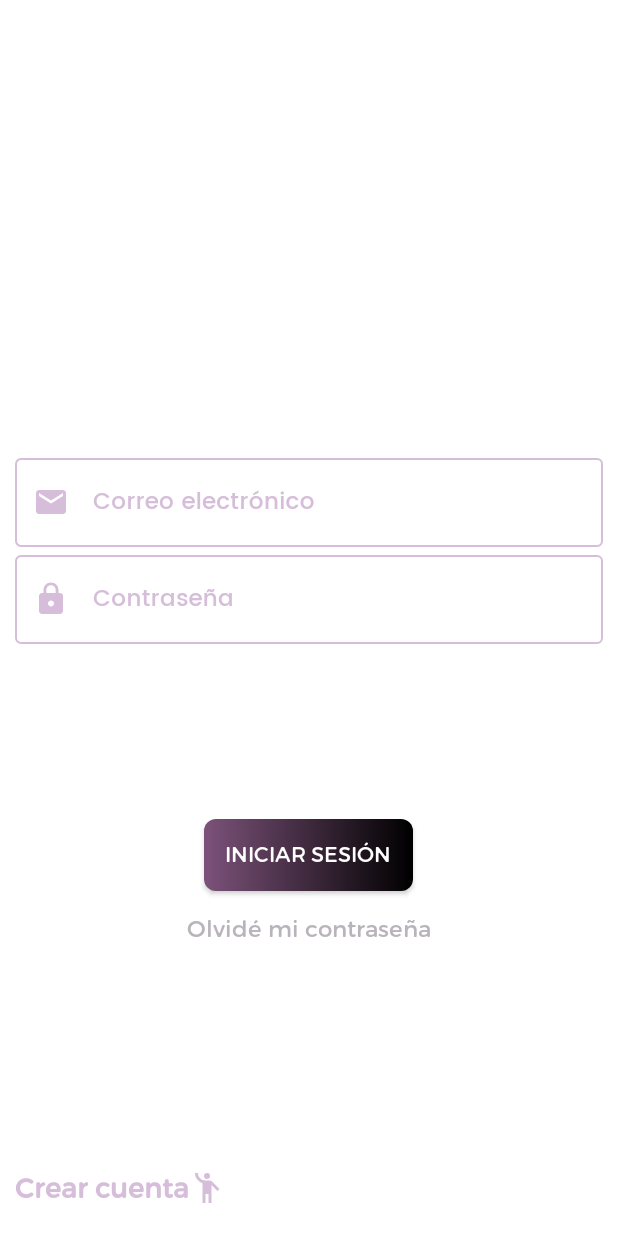
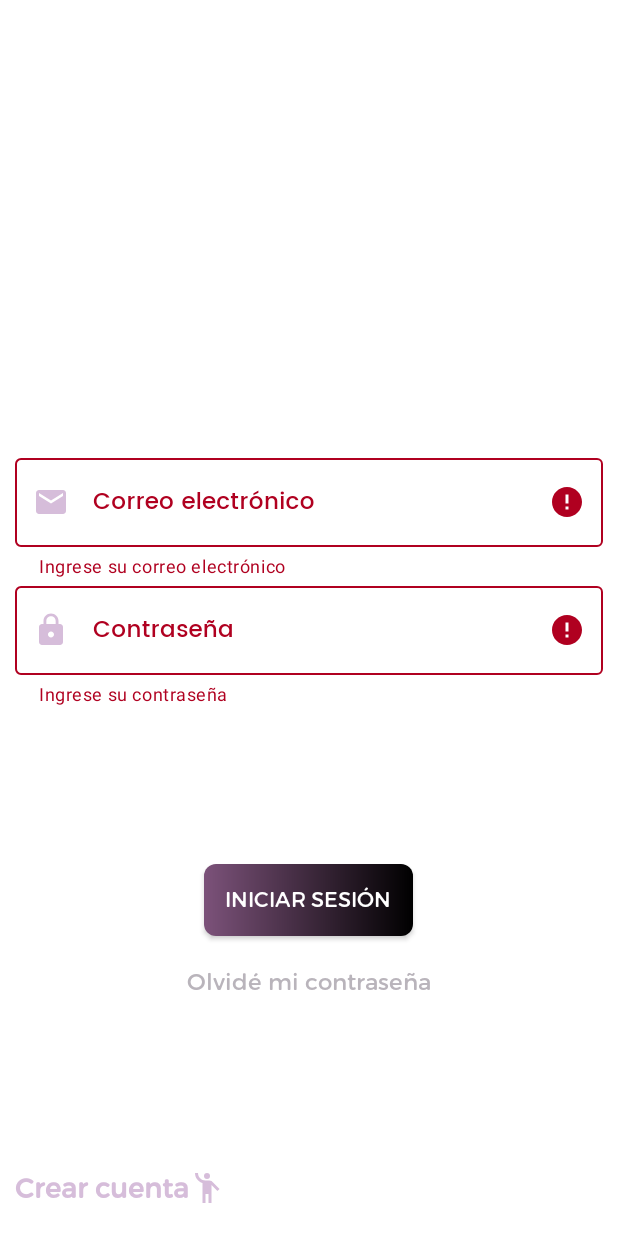
Before and after one commit to vAya1a/Retromode_App, an Android app: the screen it shows after launch (MainActivity), after a tap on "INICIAR SESIÓN", on a phone screen of 412 x 824 dp. Run offline under Robolectric (Android 15) with nearby library versions, the phone set to English and light mode, and no system bars; libraries missing offline, so code that uses them is left out: com.facebook.stetho; 3 statements that could not run were skipped.

Commit message:
Modificación de los Toast (mejor formato) y pequeña modificacion visual en el activity_main

```diff
--- a/app/src/main/java/org/victayagar/retromode_app/activity/MainActivity.java
+++ b/app/src/main/java/org/victayagar/retromode_app/activity/MainActivity.java
@@ -5,7 +5,12 @@ import android.content.SharedPreferences;
 import android.net.Uri;
 import android.os.Bundle;
 import android.preference.PreferenceManager;
+import android.text.Editable;
+import android.text.TextWatcher;
+import android.view.Gravity;
+import android.view.LayoutInflater;
 import android.view.View;
+import android.view.ViewGroup;
 import android.widget.Button;
 import android.widget.EditText;
 import android.widget.TextView;
@@ -15,6 +20,7 @@ import android.widget.VideoView;
 import androidx.appcompat.app.AppCompatActivity;
 import androidx.lifecycle.ViewModelProvider;
 
+import com.google.android.material.textfield.TextInputLayout;
 import com.google.gson.Gson;
 import com.google.gson.GsonBuilder;
 import com.google.gson.reflect.TypeToken;
@@ -35,7 +41,7 @@ public class MainActivity extends AppCompatActivity {
     private EditText editarMail, editarPassword;
     private Button btnLogin;
     private UsuarioViewModel viewModel;
-    private TextView txtInputUsuario, txtInputPassword;
+    private TextInputLayout txtInputUsuario, txtInputPassword;
 
     @Override
     protected void onCreate(Bundle savedInstanceState) {
@@ -57,14 +63,19 @@ public class MainActivity extends AppCompatActivity {
     private void initViewModel() {
         viewModel = new ViewModelProvider(this).get(UsuarioViewModel.class);
     }
-    private void init(){
+
+    private void init() {
         editarMail = findViewById(R.id.editarMail);
         editarPassword = findViewById(R.id.editarPassword);
+        txtInputUsuario = findViewById(R.id.txtInputUsuario);
+        txtInputPassword = findViewById(R.id.txtInputPassword);
         btnLogin = findViewById(R.id.btnLogin);
         btnLogin.setOnClickListener(v -> {
+            try {
+                if (validar()) {
                     viewModel.login(editarMail.getText().toString(), editarPassword.getText().toString()).observe(this, response -> {
-                if(response.getRpta() == 1) {
-                    Toast.makeText(this, response.getMessage(), Toast.LENGTH_SHORT).show();
+                        if (response.getRpta() == 1) {
+                            toastCorrecto(response.getMessage());
                             Usuario u = response.getBody();
                             SharedPreferences preferences = PreferenceManager.getDefaultSharedPreferences(this);
                             SharedPreferences.Editor editor = preferences.edit();
@@ -72,17 +83,113 @@ public class MainActivity extends AppCompatActivity {
                                     .registerTypeAdapter(Date.class, new DateSerializer())
                                     .registerTypeAdapter(Time.class, new TimeSerializer())
                                     .create();
-                    editor.putString("UsuarioJson", g.toJson(u, new TypeToken<Usuario>(){
+                            editor.putString("UsuarioJson", g.toJson(u, new TypeToken<Usuario>() {
                             }.getType()));
                             editor.apply();
                             editarMail.setText("");
                             editarPassword.setText("");
                             startActivity(new Intent(this, InicioActivity.class));
-                }else{
-                    Toast.makeText(this, "Ocurrió un error" + response.getMessage(), Toast.LENGTH_SHORT).show();
+                        } else {
+                            toastIncorrecto("Datos inválidos");
                         }
                     });
+                } else {
+                    toastWarning("Por favor, complete todos los campos");
+                }
+            } catch (Exception e) {
+                toastIncorrecto("Se ha producido un error al intentar iniciar sesión : " + e.getMessage());
+            }
         });
+        editarMail.addTextChangedListener(new TextWatcher() {
+            @Override
+            public void beforeTextChanged(CharSequence s, int start, int count, int after) {
+
+            }
+
+            @Override
+            public void onTextChanged(CharSequence s, int start, int before, int count) {
+                txtInputUsuario.setErrorEnabled(false);
+            }
+
+            @Override
+            public void afterTextChanged(Editable s) {
+
+            }
+        });
+        editarPassword.addTextChangedListener(new TextWatcher() {
+            @Override
+            public void beforeTextChanged(CharSequence s, int start, int count, int after) {
+
+            }
+
+            @Override
+            public void onTextChanged(CharSequence s, int start, int before, int count) {
+                txtInputPassword.setErrorEnabled(false);
+            }
+
+            @Override
+            public void afterTextChanged(Editable s) {
+
+            }
+        });
+    }
+
+    public void toastCorrecto(String msg) {
+        LayoutInflater layoutInflater = getLayoutInflater();
+        View view = layoutInflater.inflate(R.layout.custom_toast_ok, (ViewGroup) findViewById(R.id.ll_custom_toast_ok));
+        TextView txtMensaje = view.findViewById(R.id.txtMensajeToast1);
+        txtMensaje.setText(msg);
+
+        Toast toast = new Toast(getApplicationContext());
+        toast.setGravity(Gravity.CENTER_VERTICAL | Gravity.BOTTOM, 0, 200);
+        toast.setDuration(Toast.LENGTH_LONG);
+        toast.setView(view);
+        toast.show();
+    }
+
+    public void toastIncorrecto(String msg) {
+        LayoutInflater layoutInflater = getLayoutInflater();
+        View view = layoutInflater.inflate(R.layout.custom_toast_error, (ViewGroup) findViewById(R.id.ll_custom_toast_error));
+        TextView txtMensaje = view.findViewById(R.id.txtMensajeToast2);
+        txtMensaje.setText(msg);
+
+        Toast toast = new Toast(getApplicationContext());
+        toast.setGravity(Gravity.CENTER_VERTICAL | Gravity.BOTTOM, 0, 200);
+        toast.setDuration(Toast.LENGTH_LONG);
+        toast.setView(view);
+        toast.show();
+    }
+
+    public void toastWarning(String msg) {
+        LayoutInflater layoutInflater = getLayoutInflater();
+        View view = layoutInflater.inflate(R.layout.custom_toast_warning, (ViewGroup) findViewById(R.id.ll_custom_toast_warning));
+        TextView txtMensaje = view.findViewById(R.id.txtMensajeToast3);
+        txtMensaje.setText(msg);
+
+        Toast toast = new Toast(getApplicationContext());
+        toast.setGravity(Gravity.CENTER_VERTICAL | Gravity.BOTTOM, 0, 200);
+        toast.setDuration(Toast.LENGTH_LONG);
+        toast.setView(view);
+        toast.show();
+    }
+
+    private boolean validar() {
+        boolean retorno = true;
+        String usuario, password;
+        usuario = editarMail.getText().toString();
+        password = editarPassword.getText().toString();
+        if (usuario.isEmpty()) {
+            txtInputUsuario.setError("Ingrese su correo electrónico");
+            retorno = false;
+        } else {
+            txtInputUsuario.setErrorEnabled(false);
+        }
+        if (password.isEmpty()) {
+            txtInputPassword.setError("Ingrese su contraseña");
+        } else {
+            txtInputPassword.setErrorEnabled(false);
+        }
+        return retorno;
     }
 
     @Override
--- a/app/src/main/java/org/victayagar/retromode_app/api/ConfigApi.java
+++ b/app/src/main/java/org/victayagar/retromode_app/api/ConfigApi.java
@@ -19,7 +19,7 @@ import retrofit2.converter.gson.GsonConverterFactory;
 public class ConfigApi {
     public static final String baseUrlE = "http://10.0.2.2:9090";
     private static Retrofit retrofit;
-    private static String token="";
+    private static String token = "";
     private static UsuarioApi usuarioApi;
 
     static {
@@ -54,13 +54,13 @@ public class ConfigApi {
         return builder.build();
     }
 
-    public static void setToken(String value){
+    public static void setToken(String value) {
         token = value;
         initClient();
     }
 
     public static UsuarioApi getUsuarioApi() {
-        if(usuarioApi == null) {
+        if (usuarioApi == null) {
             usuarioApi = retrofit.create(UsuarioApi.class);
         }
         return usuarioApi;
--- a/app/src/main/java/org/victayagar/retromode_app/api/UsuarioApi.java
+++ b/app/src/main/java/org/victayagar/retromode_app/api/UsuarioApi.java
@@ -19,5 +19,5 @@ public interface UsuarioApi {
     Call<GenericResponse<Usuario>> login(@Field("email") String email, @Field("pass") String contra);
 
     @POST(base)
-    Call<GenericResponse<Usuario>> save (@Body Usuario u);
+    Call<GenericResponse<Usuario>> save(@Body Usuario u);
 }
--- a/app/src/main/java/org/victayagar/retromode_app/entidad/GenericResponse.java
+++ b/app/src/main/java/org/victayagar/retromode_app/entidad/GenericResponse.java
@@ -5,6 +5,7 @@ public class GenericResponse<T> {
     private int rpta;
     private String message;
     private T body;
+
     public GenericResponse() {
         type = "";
         rpta = 0;
--- a/app/src/main/java/org/victayagar/retromode_app/entidad/servicio/DetallePedido.java
+++ b/app/src/main/java/org/victayagar/retromode_app/entidad/servicio/DetallePedido.java
@@ -47,6 +47,7 @@ public class DetallePedido {
     public void setPedido(Pedido pedido) {
         this.pedido = pedido;
     }
+
     public void addOne() {
         this.cantidad++;
     }
--- a/app/src/main/java/org/victayagar/retromode_app/viewmodel/UsuarioViewModel.java
+++ b/app/src/main/java/org/victayagar/retromode_app/viewmodel/UsuarioViewModel.java
@@ -12,11 +12,13 @@ import org.victayagar.retromode_app.repositorio.UsuarioRepositorio;
 
 public class UsuarioViewModel extends AndroidViewModel {
     private final UsuarioRepositorio repositorio;
+
     public UsuarioViewModel(@NonNull Application application) {
         super(application);
         this.repositorio = UsuarioRepositorio.getInstance();
     }
-    public LiveData<GenericResponse<Usuario>> login(String email, String pass){
+
+    public LiveData<GenericResponse<Usuario>> login(String email, String pass) {
         return this.repositorio.login(email, pass);
     }
 }
--- /dev/null
+++ b/app/src/main/res/drawable/ic_check.xml
@@ -0,0 +1,5 @@
+<vector android:height="24dp" android:tint="#FFFFFF"
+    android:viewportHeight="24" android:viewportWidth="24"
+    android:width="24dp" xmlns:android="http://schemas.android.com/apk/res/android">
+    <path android:fillColor="@android:color/white" android:pathData="M9,16.2L4.8,12l-1.4,1.4L9,19 21,7l-1.4,-1.4L9,16.2z"/>
+</vector>
--- /dev/null
+++ b/app/src/main/res/drawable/ic_edit.xml
@@ -0,0 +1,5 @@
+<vector android:height="24dp" android:tint="#000000"
+    android:viewportHeight="24" android:viewportWidth="24"
+    android:width="24dp" xmlns:android="http://schemas.android.com/apk/res/android">
+    <path android:fillColor="@android:color/white" android:pathData="M3,17.25V21h3.75L17.81,9.94l-3.75,-3.75L3,17.25zM20.71,7.04c0.39,-0.39 0.39,-1.02 0,-1.41l-2.34,-2.34c-0.39,-0.39 -1.02,-0.39 -1.41,0l-1.83,1.83 3.75,3.75 1.83,-1.83z"/>
+</vector>
--- /dev/null
+++ b/app/src/main/res/drawable/ic_error.xml
@@ -0,0 +1,5 @@
+<vector android:height="24dp" android:tint="#FFFFFF"
+    android:viewportHeight="24" android:viewportWidth="24"
+    android:width="24dp" xmlns:android="http://schemas.android.com/apk/res/android">
+    <path android:fillColor="@android:color/white" android:pathData="M12,2C6.48,2 2,6.48 2,12s4.48,10 10,10 10,-4.48 10,-10S17.52,2 12,2zM13,17h-2v-2h2v2zM13,13h-2L11,7h2v6z"/>
+</vector>
--- a/app/src/main/res/layout/activity_main.xml
+++ b/app/src/main/res/layout/activity_main.xml
@@ -7,21 +7,20 @@
     tools:context=".activity.MainActivity">
 
     <VideoView
+        android:id="@+id/videoLogin"
         android:layout_width="match_parent"
         android:layout_height="match_parent"
-        android:id="@+id/videoLogin"
-        android:layout_alignParentBottom="true"
         android:layout_alignParentTop="true"
-        />
+        android:layout_alignParentBottom="true" />
 
     <LinearLayout
         android:id="@+id/linearLayoutCuadros"
-        android:orientation="vertical"
         android:layout_width="match_parent"
         android:layout_height="wrap_content"
+        android:layout_marginStart="10dp"
         android:layout_marginTop="300dp"
-        android:layout_marginStart="10dp"
-        android:layout_marginEnd="10dp">
+        android:layout_marginEnd="10dp"
+        android:orientation="vertical">
 
         <com.google.android.material.textfield.TextInputLayout
             android:id="@+id/txtInputUsuario"
@@ -76,7 +75,7 @@
         android:layout_height="wrap_content"
         android:layout_alignParentBottom="true"
         android:layout_centerHorizontal="true"
-        android:layout_marginBottom="230dp"
+        android:layout_marginBottom="200dp"
         android:background="@drawable/bg_gradient"
         android:fontFamily="@font/trueno"
         android:text="@string/label_inicio_sesion"
@@ -84,33 +83,34 @@
         android:textStyle="normal" />
 
     <LinearLayout
-        android:orientation="horizontal"
         android:id="@+id/linearLayoutRegistros"
         android:layout_width="match_parent"
+        android:layout_height="wrap_content"
         android:layout_alignParentBottom="true"
         android:layout_centerHorizontal="true"
-        android:layout_marginBottom="195dp"
-        android:layout_height="wrap_content">
+        android:layout_marginBottom="160dp"
+        android:orientation="horizontal">
 
 
         <TextView
-            android:layout_marginTop="5dp"
             android:layout_width="match_parent"
             android:layout_height="wrap_content"
+            android:layout_marginTop="5dp"
             android:fontFamily="@font/trueno"
-            android:textSize="15sp"
+            android:gravity="center|center_horizontal"
+            android:text="@string/label_olvide_contra"
             android:textColor="@color/grey"
-            android:gravity="center|center_horizontal"
-            android:text="@string/label_olvide_contra"/>
+            android:textSize="15sp" />
 
     </LinearLayout>
+
     <LinearLayout
-        android:orientation="horizontal"
+        android:layout_width="match_parent"
+        android:layout_height="wrap_content"
+        android:layout_alignParentBottom="true"
+        android:layout_marginRight="165dp"
         android:layout_marginBottom="20dp"
-        android:layout_marginRight="165dp"
-        android:layout_width="match_parent"
-        android:layout_alignParentBottom="true"
-        android:layout_height="wrap_content">
+        android:orientation="horizontal">
 
         <TextView
             android:id="@+id/txtNuevoUsuario"
@@ -122,8 +122,8 @@
             android:text="@string/label_nuevoUsuario"
             android:textColor="@color/light_purple"
             android:textSize="18sp"
-            app:drawableTint="@color/light_purple"
-            app:drawableEndCompat="@drawable/ic_crearcuenta" />
+            app:drawableEndCompat="@drawable/ic_crearcuenta"
+            app:drawableTint="@color/light_purple" />
 
     </LinearLayout>
 
```
Also changed, not shown: app/src/main/java/org/victayagar/retromode_app/entidad/servicio/Producto.java (+6 -2 lines), app/src/main/res/drawable/background_purple.xml (added, +9 -0 lines), app/src/main/res/drawable/background_red.xml (added, +9 -0 lines), app/src/main/res/drawable/background_yellow.xml (added, +9 -0 lines), app/src/main/res/layout/custom_toast_error.xml (added, +28 -0 lines), app/src/main/res/layout/custom_toast_ok.xml (added, +26 -0 lines), app/src/main/res/layout/custom_toast_warning.xml (added, +28 -0 lines), app/src/main/java/org/victayagar/retromode_app/entidad/servicio/Cliente.java (indentation only). Lines whose indentation alone changed are shown as unchanged.
